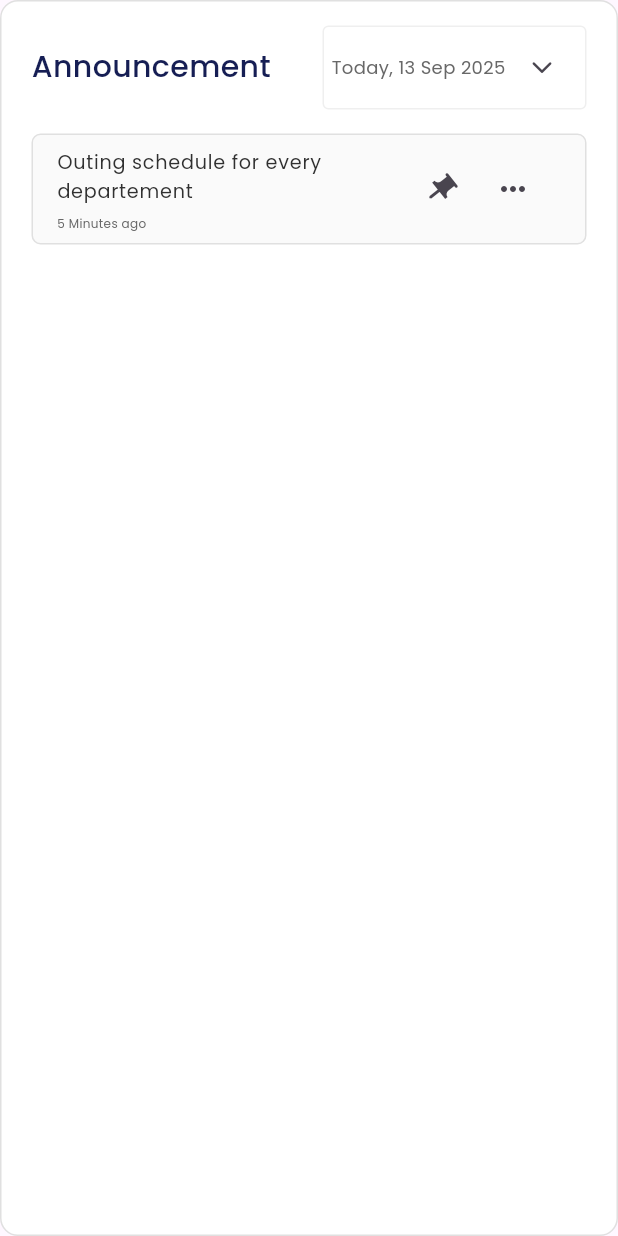
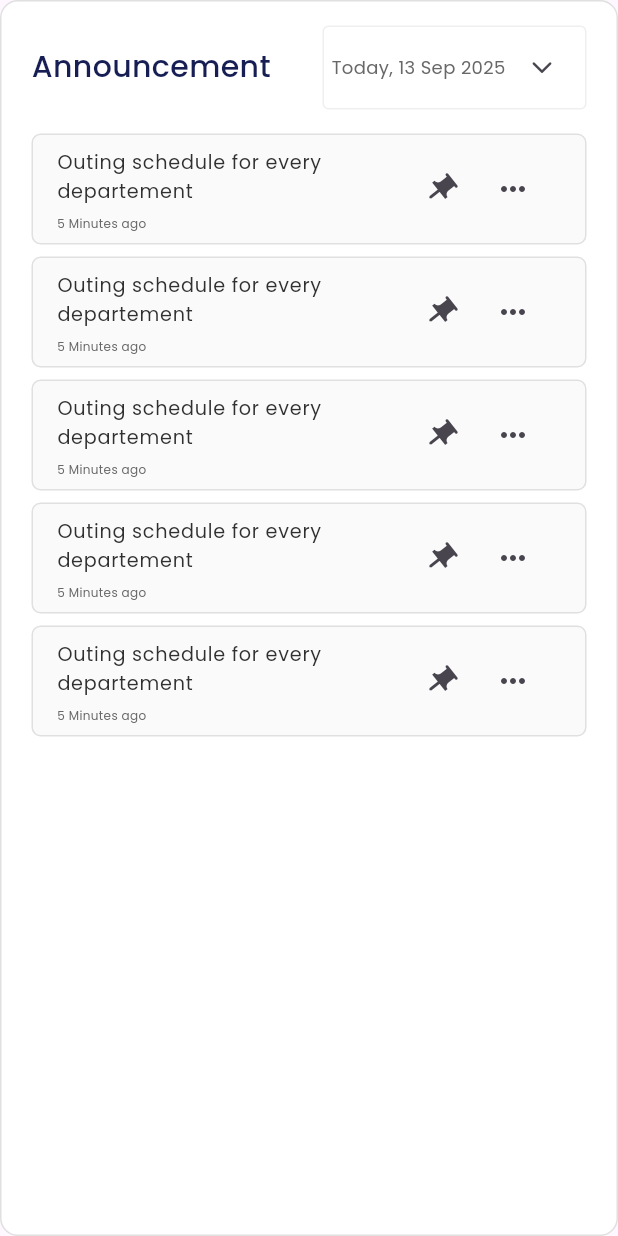
Before and after one commit to mano299/we_HR, a Flutter app: the Announcement widget shown alone on an empty page, opened directly, on a phone screen of 412 x 824 dp. Run offline on Flutter 3.47's test engine with Material 3 defaults, Android fonts, the phone set to English and light mode, and no system bars; our stand-ins replace flutter_svg.

Commit message:
create announcement item list view.dart

```diff
--- a/lib/widgets/announcement.dart
+++ b/lib/widgets/announcement.dart
@@ -1,4 +1,5 @@
 import 'package:flutter/material.dart';
+import 'package:we_hr/widgets/announcementItemsListView.dart';
 import 'package:we_hr/widgets/announcement_header.dart';
 import 'package:we_hr/widgets/announcement_item.dart';
 
@@ -21,7 +22,7 @@ class Announcement extends StatelessWidget {
         children: [
           AnnouncementHeader(),
           SizedBox(height: 16),
-          AnnouncementItem(),
+          Expanded(child: AnnouncementItemsListView())
         ],
       ),
     );
--- /dev/null
+++ b/lib/widgets/announcementItemsListView.dart
@@ -0,0 +1,23 @@
+import 'package:flutter/material.dart';
+import 'package:we_hr/widgets/announcement_item.dart';
+
+
+class AnnouncementItemsListView extends StatelessWidget {
+  const AnnouncementItemsListView({
+    super.key,
+  });
+
+  @override
+  Widget build(BuildContext context) {
+    return ListView.builder(
+      shrinkWrap: true,
+      itemCount: 5,
+      itemBuilder: (BuildContext context, int index) {
+        return Padding(
+          padding: const EdgeInsets.only(bottom: 8.0),
+          child: AnnouncementItem(),
+        );
+      },
+    );
+  }
+}
--- a/lib/widgets/announcement_item.dart
+++ b/lib/widgets/announcement_item.dart
@@ -1,5 +1,4 @@
 import 'package:flutter/material.dart';
-import 'package:font_awesome_flutter/font_awesome_flutter.dart';
 import 'package:we_hr/utils/app_styles.dart';
 
 class AnnouncementItem extends StatelessWidget {
--- a/lib/widgets/dashboard_layout.dart
+++ b/lib/widgets/dashboard_layout.dart
@@ -41,7 +41,8 @@ class DashboardLayout extends StatelessWidget {
                 SizedBox(height: 20),
                 GrowthItems(),
                 SizedBox(height: 20),
-                Announcement(),
+                Expanded(child: Announcement()),
+                SizedBox(height: 34),
               ],
             ),
           ),
```
